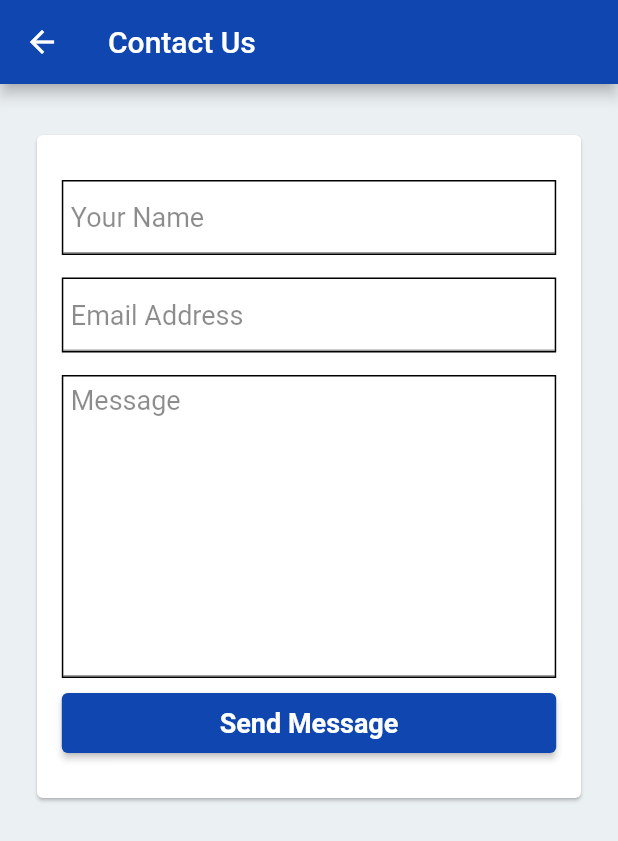
After one commit to BekaHaile/fbpidi, a Flutter app: the ContactUs screen opened by its route, on a phone screen of 412 x 824 dp. The commit adds this screen. Shown: the top 841 px of the screen. Run offline on Flutter 3.47's test engine with Material 2 defaults, Android fonts, the phone set to English and light mode, and no system bars; our stand-ins replace carousel_slider, file_picker, flutter_secure_storage, font_awesome_flutter, google_sign_in, permission_handler and 2 more; missing offline and left inert: flutter_downloader, flutter_facebook_auth; accounts and stored records are empty; network calls fail.

Commit message:
Contact us page added

```diff
--- a/lib/main.dart
+++ b/lib/main.dart
@@ -24,6 +24,7 @@ import 'package:fbpidi/widgets/screens/collaborations/vacancy_apply.dart';
 import 'package:fbpidi/widgets/screens/collaborations/vacancy_detail.dart';
 import 'package:fbpidi/widgets/screens/company_and_product/company_detail.dart';
 import 'package:fbpidi/widgets/screens/company_and_product/company_list.dart';
+import 'package:fbpidi/widgets/screens/company_and_product/contact_us.dart';
 import 'package:fbpidi/widgets/screens/company_and_product/product_detail.dart';
 import 'package:fbpidi/widgets/screens/company_and_product/products.dart';
 import 'package:fbpidi/widgets/screens/credential/login.dart';
@@ -104,6 +105,7 @@ class MyApp extends StatelessWidget {
           '/addResearch': (BuildContext context) => AddResearch(),
           '/profile': (BuildContext context) => Profile(),
           '/faqs': (BuildContext context) => Faqs(),
+          '/contactUs': (BuildContext context) => ContactUs(),
         },
         onGenerateRoute: (RouteSettings settings) {
           final requests = settings.arguments;
--- /dev/null
+++ b/lib/widgets/screens/company_and_product/contact_us.dart
@@ -0,0 +1,96 @@
+import 'package:flutter/material.dart';
+
+class ContactUs extends StatelessWidget {
+  final TextEditingController controllerName = TextEditingController(),
+      controllerEmail = TextEditingController(),
+      controllerMessage = TextEditingController();
+  @override
+  Widget build(BuildContext context) {
+    return Scaffold(
+      appBar: AppBar(
+        title: Text("Contact Us"),
+      ),
+      body: SafeArea(
+        child: SingleChildScrollView(
+          child: Padding(
+            padding: const EdgeInsets.only(top: 30.0),
+            child: Center(
+              child: Container(
+                width: MediaQuery.of(context).size.width * 0.9,
+                child: Card(
+                  child: Padding(
+                    padding: const EdgeInsets.only(top: 30.0, bottom: 20),
+                    child: Column(
+                      children: [
+                        buildTextField(context, controllerName, "Your Name"),
+                        SizedBox(
+                          height: 15,
+                        ),
+                        buildTextField(
+                            context, controllerName, "Email Address"),
+                        SizedBox(
+                          height: 15,
+                        ),
+                        Container(
+                          decoration: BoxDecoration(border: Border.all()),
+                          width: MediaQuery.of(context).size.width * 0.8,
+                          child: TextField(
+                            minLines: 10,
+                            maxLines: 20,
+                            controller: controllerMessage,
+                            decoration: InputDecoration(
+                                contentPadding: EdgeInsets.all(5),
+                                hintText: "Message",
+                                hintStyle: TextStyle(
+                                    fontSize: 18, color: Colors.black45)),
+                          ),
+                        ),
+                        Padding(
+                          padding: const EdgeInsets.all(10.0),
+                          child: Container(
+                            width: MediaQuery.of(context).size.width * 0.8,
+                            height: 40.0,
+                            child: SizedBox.expand(
+                              child: ElevatedButton(
+                                onPressed: () async {},
+                                child: Text(
+                                  "Send Message",
+                                  style: TextStyle(
+                                      fontSize: 18,
+                                      fontWeight: FontWeight.bold,
+                                      color: Colors.white),
+                                ),
+                                style: ElevatedButton.styleFrom(
+                                  primary: Theme.of(context).primaryColor,
+                                  onPrimary: Theme.of(context).disabledColor,
+                                ),
+                              ),
+                            ),
+                          ),
+                        ),
+                      ],
+                    ),
+                  ),
+                ),
+              ),
+            ),
+          ),
+        ),
+      ),
+    );
+  }
+
+  Widget buildTextField(context, controller, hint) {
+    return Container(
+      decoration: BoxDecoration(border: Border.all()),
+      width: MediaQuery.of(context).size.width * 0.8,
+      child: TextField(
+        controller: controller,
+        decoration: InputDecoration(
+            contentPadding: EdgeInsets.all(5),
+            hintText: hint,
+            hintStyle: TextStyle(fontSize: 18, color: Colors.black45)),
+      ),
+    );
+  }
+}
```
Also changed, not shown: lib/services/company_and_product_api.dart (+24 -0 lines), lib/widgets/screens/company_and_product/company_detail.dart (+32 -95 lines).
